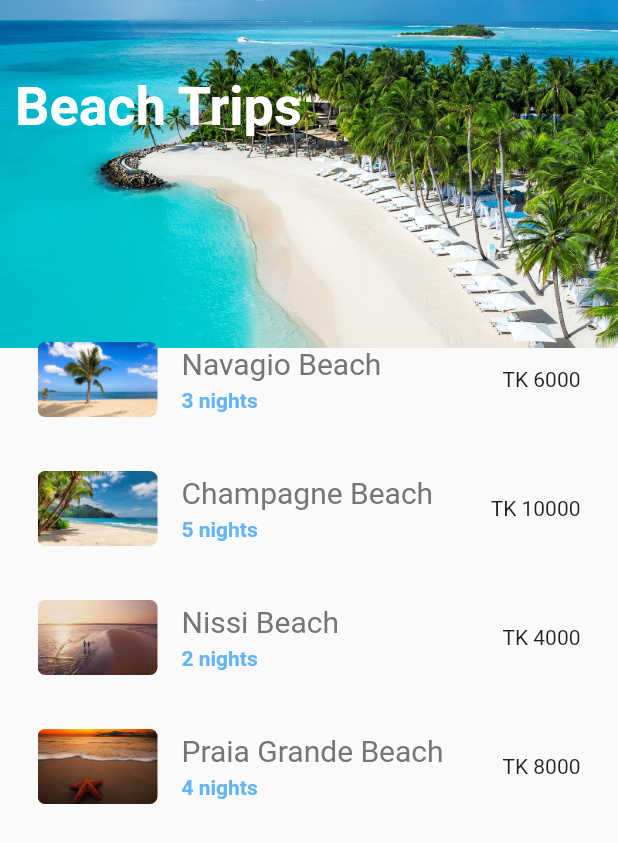
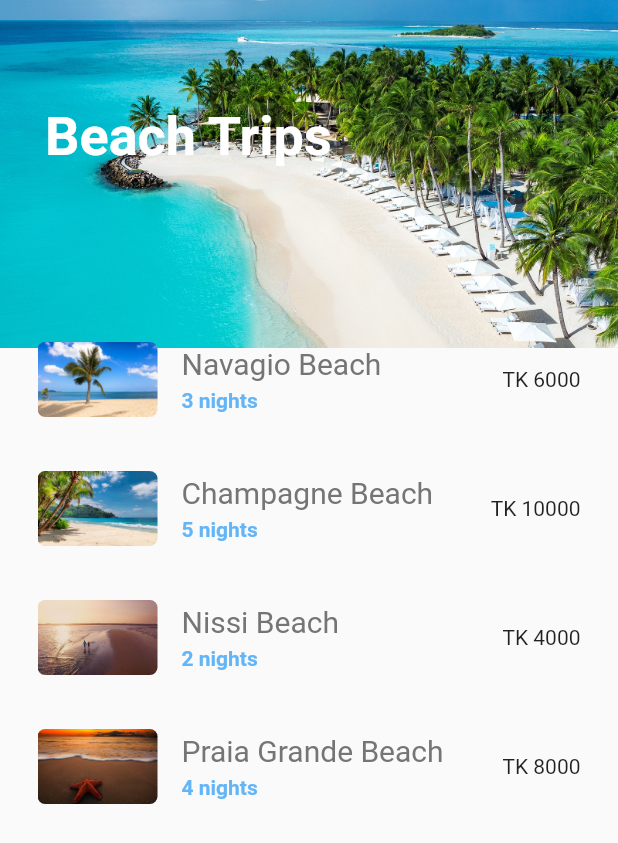
Before and after one commit to FAKRUL-77/Flutter, a Flutter app: the Home screen opened directly, on a phone screen of 412 x 824 dp. Shown: the top 843 px of the screen. Run offline on Flutter 3.47's test engine with Material 2 defaults, Android fonts, the phone set to English and light mode, and no system bars; our stand-ins replace cloud_firestore, firebase_auth, firebase_core, firebase_messaging, firebase_storage, image_picker and 4 more; missing offline and left inert: ff_navigation_bar; accounts and stored records are empty.

Commit message:
ADDED: TweenAnimationBuilder added

```diff
--- a/Animation/animation/lib/main.dart
+++ b/Animation/animation/lib/main.dart
@@ -1,5 +1,5 @@
 import 'package:animation/view/home.dart';
-import 'package:animation/view/sandbox.dart';
+// import 'package:animation/view/sandbox.dart';
 import 'package:flutter/material.dart';
 
 void main() {
@@ -16,7 +16,7 @@ class MyApp extends StatelessWidget {
       theme: ThemeData(
         primarySwatch: Colors.blue,
       ),
-      home: SandBox(),
+      home: Home(),
     );
   }
 }
--- a/Animation/animation/lib/widget/screenTitle.dart
+++ b/Animation/animation/lib/widget/screenTitle.dart
@@ -7,9 +7,23 @@ class ScreenTitle extends StatelessWidget {
 
   @override
   Widget build(BuildContext context) {
-    return Text(
-      text,
-      style: TextStyle(fontSize: 36, color: Colors.white, fontWeight: FontWeight.bold),
+    return TweenAnimationBuilder(
+      tween: Tween<double>(begin: 0, end: 1),
+      child: Text(
+        text,
+        style: TextStyle(
+            fontSize: 36, color: Colors.white, fontWeight: FontWeight.bold),
+      ),
+      duration: Duration(milliseconds: 500),
+      builder: (BuildContext context, double _val, child) {
+        return Opacity(
+          opacity: _val,
+          child: Padding(
+            child: child,
+            padding: EdgeInsets.all(_val*20),
+          ),
+        );
+      },
     );
   }
 }
```
Also changed, not shown: 1 other file.
